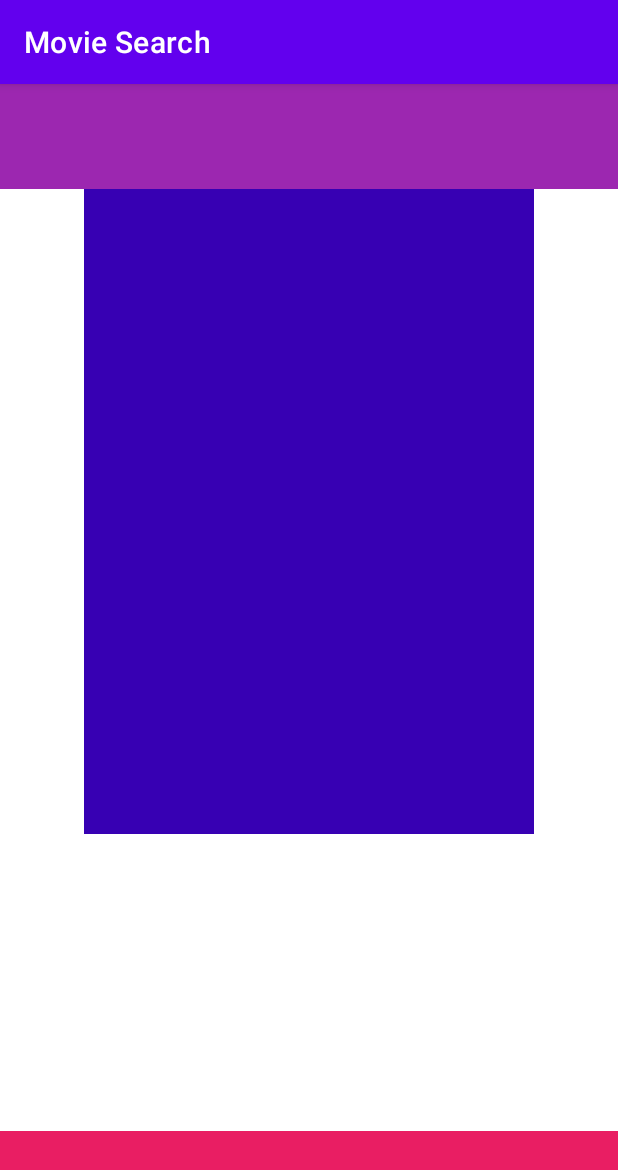
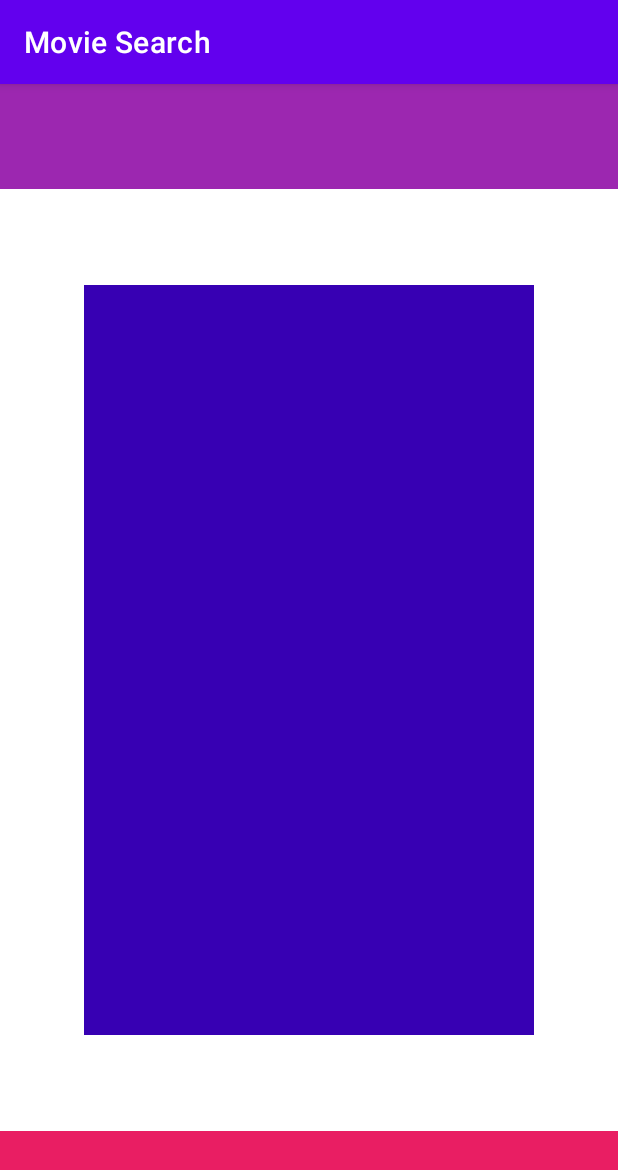
Before and after one commit to ankrnv/movie_search, an Android app: the screen it shows after launch (MainActivity), on a phone screen of 412 x 824 dp. Shown: the top 1170 px of the screen. Run offline under Robolectric (Android 15) with nearby library versions, the phone set to English and light mode, and no system bars.

Commit message:
Finished first task

```diff
--- a/app/src/main/res/layout/activity_main.xml
+++ b/app/src/main/res/layout/activity_main.xml
@@ -10,13 +10,13 @@
         android:id="@+id/pole"
         android:layout_width="300dp"
         android:layout_height="500dp"
+        android:background="@color/purple_700"
         android:orientation="vertical"
-        tools:context=".MainActivity"
-        android:background="@color/purple_700"
+        app:layout_constraintBottom_toTopOf="@+id/buttons"
+        app:layout_constraintEnd_toEndOf="parent"
         app:layout_constraintStart_toStartOf="parent"
-        app:layout_constraintEnd_toEndOf="parent"
-        app:layout_constraintBottom_toTopOf="buttons">
-    </LinearLayout>
+        app:layout_constraintTop_toBottomOf="@+id/bar"
+        tools:context=".MainActivity"></LinearLayout>
 
     <FrameLayout
         android:id="@+id/buttons"
```
